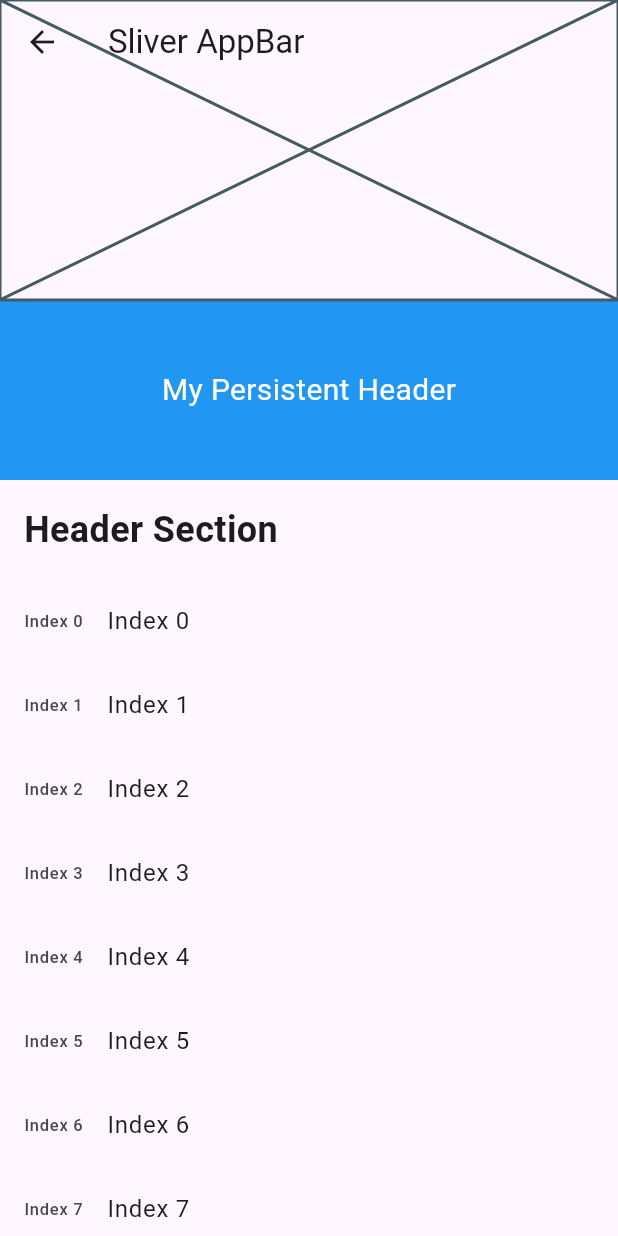
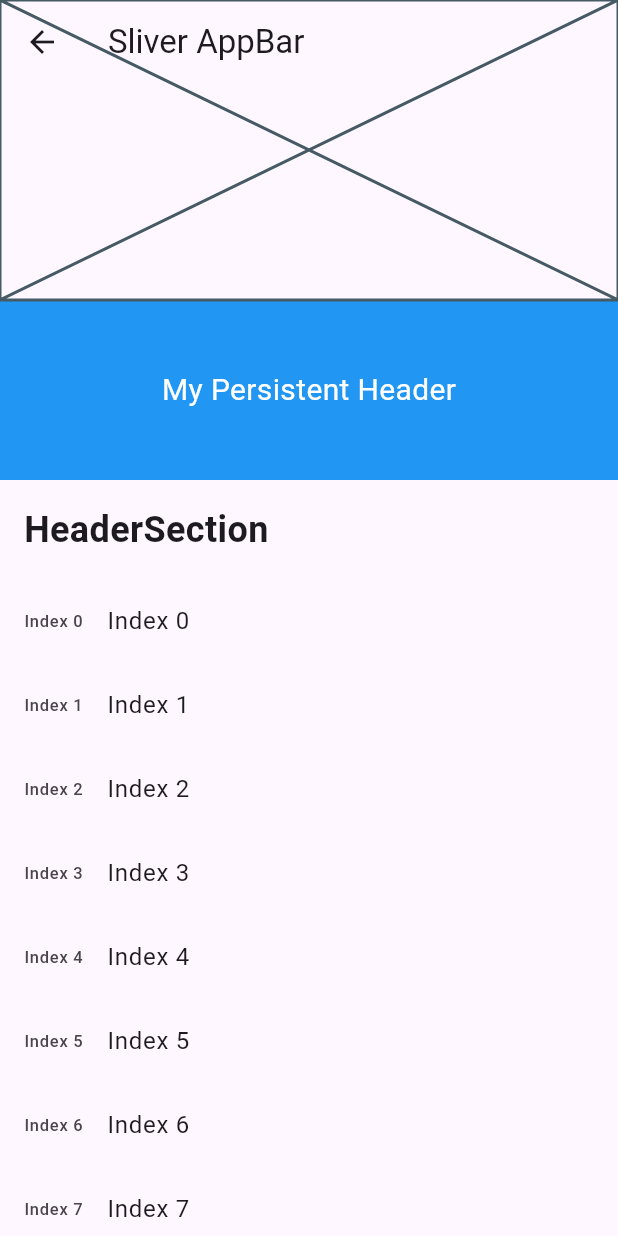
Before and after one commit to dhruv-rajani/demo, a Flutter app: the HomeScreen screen opened directly, on a phone screen of 412 x 824 dp. Run offline on Flutter 3.47's test engine with Material 3 defaults, Android fonts, the phone set to English and light mode, and no system bars; accounts and stored records are empty.

Commit message:
check for patch

```diff
--- a/lib/screens/home_screen.dart
+++ b/lib/screens/home_screen.dart
@@ -61,7 +61,7 @@ class _HomeScreenState extends State<HomeScreen> {
             child: Container(
               padding: const EdgeInsets.all(16.0),
               child: const Text(
-                'Header Section',
+                'HeaderSection',
                 style: TextStyle(fontSize: 24.0, fontWeight: FontWeight.bold),
               ),
             ),
```
